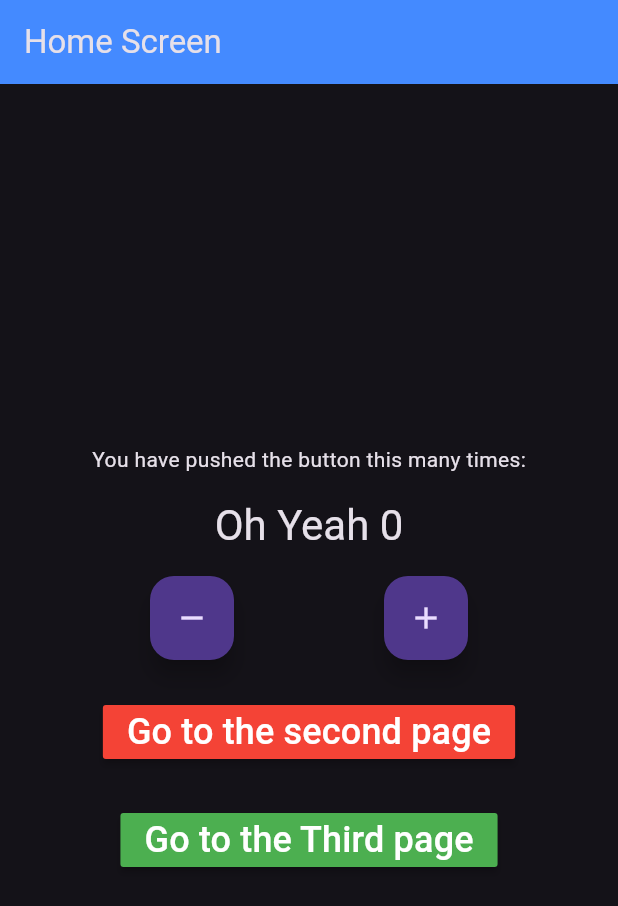
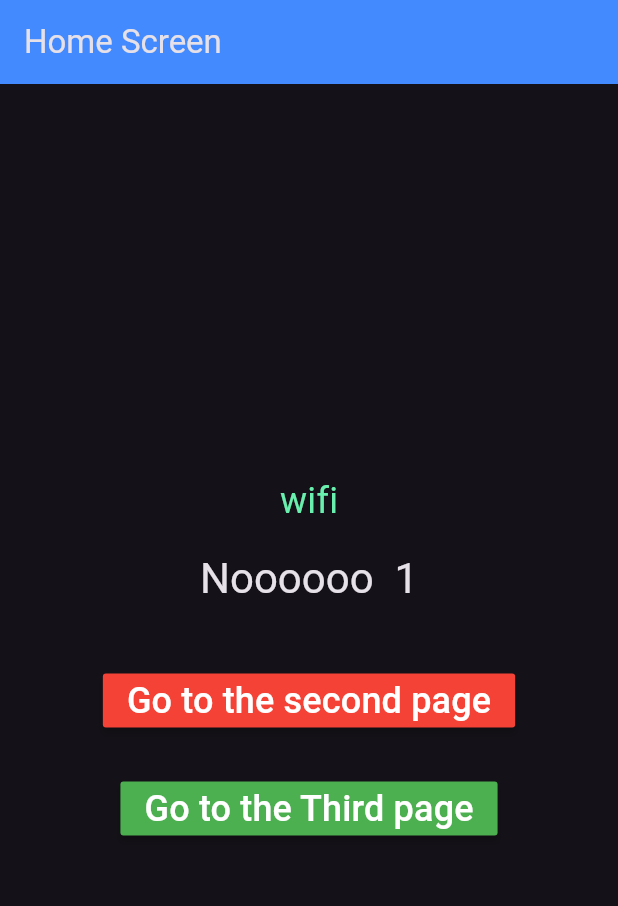
Before and after one commit to AhmedKhaled8907/counter-app-with-bloc, a Flutter app: the screen it shows after launch, on a phone screen of 412 x 824 dp. Shown: the top 906 px of the screen. Run offline on Flutter 3.47's test engine with Material 3 defaults, Android fonts, the phone set to English and light mode, and no system bars; our stand-ins replace connectivity_plus, flutter_bloc.

Commit message:
mange the internet connection with connectivity_plus package

```diff
--- /dev/null
+++ b/lib/constants/enums/internet_enum.dart
@@ -0,0 +1,4 @@
+enum ConnectionType {
+  wifi,
+  mobile,
+}
--- /dev/null
+++ b/lib/cubits/internet_cubit/internet_cubit.dart
@@ -0,0 +1,46 @@
+import 'dart:async';
+
+import 'package:connectivity_plus/connectivity_plus.dart';
+import 'package:counter_app/constants/enums/internet_enum.dart';
+import 'package:flutter/foundation.dart';
+import 'package:flutter_bloc/flutter_bloc.dart';
+
+part 'internet_state.dart';
+
+class InternetCubit extends Cubit<InternetState> {
+  final Connectivity connectivity;
+  StreamSubscription? connectivityStreamSubscription;
+
+  InternetCubit({required this.connectivity}) : super(InternetLoading()) {
+    monitorInternetConnection();
+  }
+
+  StreamSubscription<ConnectivityResult> monitorInternetConnection() {
+    return connectivityStreamSubscription =
+        connectivity.onConnectivityChanged.listen((connectivityResult) {
+      if (connectivityResult == ConnectivityResult.wifi) {
+        emitInternetConnected(ConnectionType.wifi);
+      }
+      if (connectivityResult == ConnectivityResult.mobile) {
+        emitInternetConnected(ConnectionType.mobile);
+      }
+      if (connectivityResult == ConnectivityResult.none) {
+        emitInternetDisconnected();
+      }
+    });
+  }
+
+  void emitInternetConnected(ConnectionType connectionType) => emit(
+        InternetConnected(connectionType: connectionType),
+      );
+
+  void emitInternetDisconnected() => emit(
+        InternetDisconnected(),
+      );
+
+  @override
+  Future<void> close() {
+    connectivityStreamSubscription!.cancel();
+    return super.close();
+  }
+}
--- /dev/null
+++ b/lib/cubits/internet_cubit/internet_state.dart
@@ -0,0 +1,14 @@
+part of 'internet_cubit.dart';
+
+@immutable
+sealed class InternetState {}
+
+final class InternetLoading extends InternetState {}
+
+final class InternetConnected extends InternetState {
+  final ConnectionType connectionType;
+
+  InternetConnected({required this.connectionType});
+}
+
+final class InternetDisconnected extends InternetState {}
--- a/lib/main.dart
+++ b/lib/main.dart
@@ -1,20 +1,38 @@
-import 'package:counter_app/cubit/counter_cubit.dart';
+import 'package:connectivity_plus/connectivity_plus.dart';
+import 'package:counter_app/cubits/counter_cubit/counter_cubit.dart';
+import 'package:counter_app/cubits/internet_cubit/internet_cubit.dart';
 import 'package:counter_app/presentation/router/app_router.dart';
 import 'package:flutter/material.dart';
 import 'package:flutter_bloc/flutter_bloc.dart';
 
 void main() {
-  runApp(const MyApp());
+  runApp(MyApp(
+    connectivity: Connectivity(),
+  ));
 }
 
 class MyApp extends StatelessWidget {
-  const MyApp({super.key});
+  const MyApp({
+    super.key,
+    required this.connectivity,
+  });
+
+  final Connectivity connectivity;
 
   @override
   Widget build(BuildContext context) {
     final AppRouter appRouter = AppRouter();
-    return BlocProvider(
+    return MultiBlocProvider(
+      providers: [
+        BlocProvider(
           create: (context) => CounterCubit(),
+        ),
+        BlocProvider(
+          create: (context) => InternetCubit(
+            connectivity: connectivity,
+          ),
+        ),
+      ],
       child: MaterialApp(
         debugShowCheckedModeBanner: false,
         title: 'Counter App',
--- a/lib/presentation/screens/home_screen.dart
+++ b/lib/presentation/screens/home_screen.dart
@@ -1,4 +1,6 @@
-import 'package:counter_app/cubit/counter_cubit.dart';
+import 'package:counter_app/constants/enums/internet_enum.dart';
+import 'package:counter_app/cubits/counter_cubit/counter_cubit.dart';
+import 'package:counter_app/cubits/internet_cubit/internet_cubit.dart';
 import 'package:flutter/material.dart';
 import 'package:flutter_bloc/flutter_bloc.dart';
 
@@ -9,19 +11,59 @@ class HomeScreen extends StatelessWidget {
 
   @override
   Widget build(BuildContext context) {
-    return Scaffold(
-      appBar: AppBar(
-        backgroundColor: color,
-        title: const Text('Home Screen'),
-      ),
-      body: BlocListener<CounterCubit, CounterState>(
-        listener: (context, state) {},
-        child: Center(
+    return BlocListener<InternetCubit, InternetState>(
+      listener: (context, state) {
+        if (state is InternetConnected &&
+            state.connectionType == ConnectionType.wifi) {
+          context.read<CounterCubit>().increment();
+        }
+        if (state is InternetConnected &&
+            state.connectionType == ConnectionType.mobile) {
+          context.read<CounterCubit>().decrement();
+        }
+      },
+      child: Scaffold(
+        appBar: AppBar(
+          backgroundColor: color,
+          title: const Text('Home Screen'),
+        ),
+        body: Center(
           child: Column(
             mainAxisAlignment: MainAxisAlignment.center,
             children: [
-              const Text(
-                'You have pushed the button this many times:',
+              BlocBuilder<InternetCubit, InternetState>(
+                builder: (context, state) {
+                  if (state is InternetConnected &&
+                      state.connectionType == ConnectionType.wifi) {
+                    return const Text(
+                      'wifi',
+                      style: TextStyle(
+                        fontSize: 24,
+                        color: Colors.greenAccent,
+                      ),
+                    );
+                  }
+                  if (state is InternetConnected &&
+                      state.connectionType == ConnectionType.mobile) {
+                    return const Text(
+                      'mobile',
+                      style: TextStyle(
+                        fontSize: 24,
+                        color: Colors.grey,
+                      ),
+                    );
+                  }
+                  if (state is InternetDisconnected) {
+                    return const Text(
+                      'Disconnected',
+                      style: TextStyle(
+                        fontSize: 24,
+                        color: Colors.red,
+                      ),
+                    );
+                  }
+                  return Container();
+                },
               ),
               const SizedBox(height: 16),
               BlocConsumer<CounterCubit, CounterState>(
@@ -75,26 +117,26 @@ class HomeScreen extends StatelessWidget {
                 },
               ),
               const SizedBox(height: 16),
-              Row(
-                mainAxisAlignment: MainAxisAlignment.spaceEvenly,
-                children: [
-                  FloatingActionButton(
-                    onPressed: () {
-                      BlocProvider.of<CounterCubit>(context).decrement();
-                    },
-                    tooltip: 'Decrement',
-                    child: const Icon(Icons.remove),
-                  ),
-                  FloatingActionButton(
-                    onPressed: () {
-                      // BlocProvider.of<CounterCubit>(context).increment();
-                      context.read<CounterCubit>().increment();
-                    },
-                    tooltip: 'Increment',
-                    child: const Icon(Icons.add),
-                  ),
-                ],
-              ),
+              // Row(
+              //   mainAxisAlignment: MainAxisAlignment.spaceEvenly,
+              //   children: [
+              //     FloatingActionButton(
+              //       onPressed: () {
+              //         BlocProvider.of<CounterCubit>(context).decrement();
+              //       },
+              //       tooltip: 'Decrement',
+              //       child: const Icon(Icons.remove),
+              //     ),
+              //     FloatingActionButton(
+              //       onPressed: () {
+              //         // BlocProvider.of<CounterCubit>(context).increment();
+              //         context.read<CounterCubit>().increment();
+              //       },
+              //       tooltip: 'Increment',
+              //       child: const Icon(Icons.add),
+              //     ),
+              //   ],
+              // ),
               const SizedBox(height: 24),
               MaterialButton(
                 color: Colors.red,
--- a/lib/presentation/screens/second_screen.dart
+++ b/lib/presentation/screens/second_screen.dart
@@ -1,4 +1,4 @@
-import 'package:counter_app/cubit/counter_cubit.dart';
+import 'package:counter_app/cubits/counter_cubit/counter_cubit.dart';
 import 'package:flutter/material.dart';
 import 'package:flutter_bloc/flutter_bloc.dart';
 
--- a/lib/presentation/screens/third_screen.dart
+++ b/lib/presentation/screens/third_screen.dart
@@ -1,4 +1,4 @@
-import 'package:counter_app/cubit/counter_cubit.dart';
+import 'package:counter_app/cubits/counter_cubit/counter_cubit.dart';
 import 'package:flutter/material.dart';
 import 'package:flutter_bloc/flutter_bloc.dart';
 
--- a/pubspec.yaml
+++ b/pubspec.yaml
@@ -28,7 +28,8 @@ environment:
 # the latest version available on pub.dev. To see which dependencies have newer
 # versions available, run `flutter pub outdated`.
 dependencies:
-  cupertino_icons:
+  connectivity_plus: ^5.0.2
+  cupertino_icons: null
   flutter:
     sdk: flutter
   flutter_bloc: ^8.1.3
```
Also changed, not shown: lib/cubits/counter_cubit/counter_cubit.dart (renamed from lib/cubit/counter_cubit.dart), lib/cubits/counter_cubit/counter_state.dart (renamed from lib/cubit/counter_state.dart), pubspec.lock, 1 other file. Lines whose indentation alone changed are shown as unchanged.
